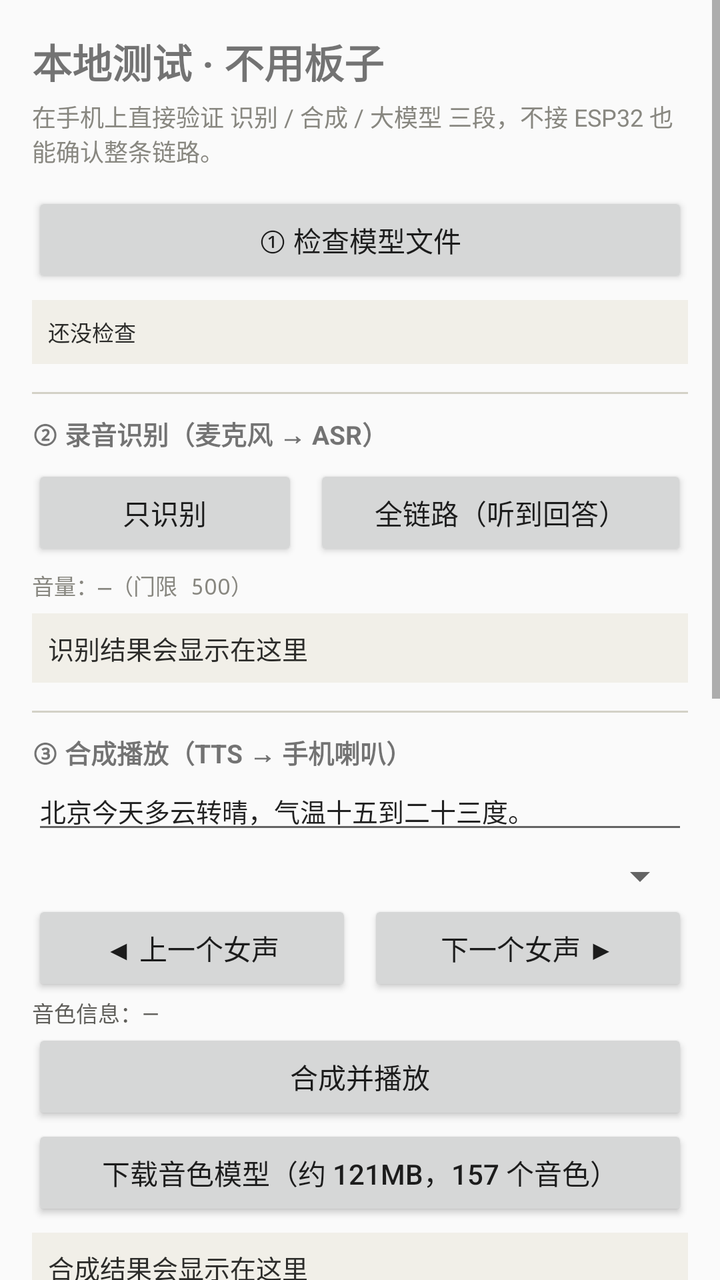
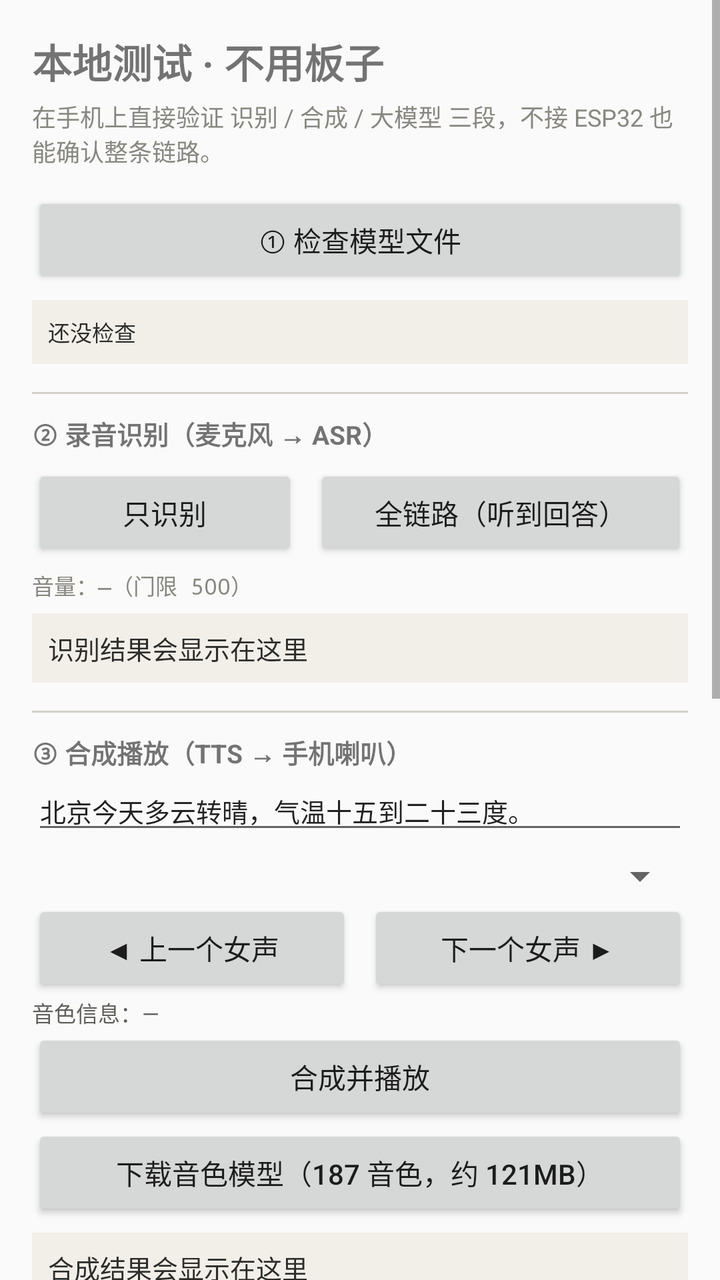

The first picture is an Android layout as it rendered before a commit; the second is the same layout after the commit. The layout source and the unified diff follow.
<!-- AndroidManifest.xml: application theme Theme.VoiceGateway -->
<!-- res/layout/activity_test.xml -->
<?xml version="1.0" encoding="utf-8"?>
<ScrollView xmlns:android="http://schemas.android.com/apk/res/android"
    android:layout_width="match_parent"
    android:layout_height="match_parent"
    android:fillViewport="true">

    <LinearLayout
        android:layout_width="match_parent"
        android:layout_height="wrap_content"
        android:orientation="vertical"
        android:padding="16dp">

        <TextView
            android:layout_width="match_parent"
            android:layout_height="wrap_content"
            android:text="本地测试 · 不用板子"
            android:textSize="20sp"
            android:textStyle="bold" />

        <TextView
            android:layout_width="match_parent"
            android:layout_height="wrap_content"
            android:layout_marginTop="4dp"
            android:text="在手机上直接验证 识别 / 合成 / 大模型 三段，不接 ESP32 也能确认整条链路。"
            android:textSize="12sp"
            android:textColor="#888780" />

        
        <Button
            android:id="@+id/btnCheck"
            android:layout_width="match_parent"
            android:layout_height="wrap_content"
            android:layout_marginTop="12dp"
            android:text="① 检查模型文件" />

        <TextView
            android:id="@+id/tvStatus"
            android:layout_width="match_parent"
            android:layout_height="wrap_content"
            android:layout_marginTop="6dp"
            android:background="#F1EFE8"
            android:fontFamily="monospace"
            android:padding="8dp"
            android:text="还没检查"
            android:textColor="#2C2C2A"
            android:textIsSelectable="true"
            android:textSize="11sp" />

        
        <View
            android:layout_width="match_parent"
            android:layout_height="1dp"
            android:layout_marginTop="14dp"
            android:background="#D3D1C7" />

        <TextView
            android:layout_width="match_parent"
            android:layout_height="wrap_content"
            android:layout_marginTop="10dp"
            android:text="② 录音识别（麦克风 → ASR）"
            android:textSize="13sp"
            android:textStyle="bold" />

        <LinearLayout
            android:layout_width="match_parent"
            android:layout_height="wrap_content"
            android:layout_marginTop="6dp"
            android:orientation="horizontal">

            <Button
                android:id="@+id/btnRecord"
                android:layout_width="0dp"
                android:layout_height="wrap_content"
                android:layout_weight="1"
                android:text="只识别" />

            <Button
                android:id="@+id/btnChain"
                android:layout_width="0dp"
                android:layout_height="wrap_content"
                android:layout_marginStart="8dp"
                android:layout_weight="1.4"
                android:text="全链路（听到回答）" />
        </LinearLayout>

        <TextView
            android:id="@+id/tvLevel"
            android:layout_width="match_parent"
            android:layout_height="wrap_content"
            android:layout_marginTop="4dp"
            android:fontFamily="monospace"
            android:text="音量：—（门限 500）"
            android:textColor="#888780"
            android:textSize="11sp" />

        <TextView
            android:id="@+id/tvAsr"
            android:layout_width="match_parent"
            android:layout_height="wrap_content"
            android:layout_marginTop="6dp"
            android:background="#F1EFE8"
            android:padding="8dp"
            android:text="识别结果会显示在这里"
            android:textColor="#2C2C2A"
            android:textIsSelectable="true"
            android:textSize="13sp" />

        
        <View
            android:layout_width="match_parent"
            android:layout_height="1dp"
            android:layout_marginTop="14dp"
            android:background="#D3D1C7" />

        <TextView
            android:layout_width="match_parent"
            android:layout_height="wrap_content"
            android:layout_marginTop="10dp"
            android:text="③ 合成播放（TTS → 手机喇叭）"
            android:textSize="13sp"
            android:textStyle="bold" />

        <EditText
            android:id="@+id/etSay"
            android:layout_width="match_parent"
            android:layout_height="wrap_content"
            android:hint="要合成的文字"
            android:inputType="text"
            android:text="北京今天多云转晴，气温十五到二十三度。"
            android:textSize="13sp" />

        <Spinner
            android:id="@+id/spVoice"
            android:layout_width="match_parent"
            android:layout_height="wrap_content"
            android:layout_marginTop="4dp" />

        <LinearLayout
            android:layout_width="match_parent"
            android:layout_height="wrap_content"
            android:orientation="horizontal">

            <Button
                android:id="@+id/btnPrevVoice"
                android:layout_width="0dp"
                android:layout_height="wrap_content"
                android:layout_weight="1"
                android:text="◀ 上一个女声" />

            <Button
                android:id="@+id/btnNextVoice"
                android:layout_width="0dp"
                android:layout_height="wrap_content"
                android:layout_marginStart="8dp"
                android:layout_weight="1"
                android:text="下一个女声 ▶" />
        </LinearLayout>

        <TextView
            android:id="@+id/tvVoiceInfo"
            android:layout_width="match_parent"
            android:layout_height="wrap_content"
            android:text="音色信息：—"
            android:textColor="#5F5E5A"
            android:textSize="11sp" />

        <Button
            android:id="@+id/btnSay"
            android:layout_width="match_parent"
            android:layout_height="wrap_content"
            android:text="合成并播放" />

        <Button
            android:id="@+id/btnDownloadVoice"
            android:layout_width="match_parent"
            android:layout_height="wrap_content"
            android:text="下载音色模型（约 121MB，157 个音色）" />

        <ProgressBar
            android:id="@+id/pbVoiceDl"
            style="?android:attr/progressBarStyleHorizontal"
            android:layout_width="match_parent"
            android:layout_height="wrap_content"
            android:max="100"
            android:progress="0"
            android:visibility="gone" />

        <TextView
            android:id="@+id/tvTts"
            android:layout_width="match_parent"
            android:layout_height="wrap_content"
            android:layout_marginTop="6dp"
            android:background="#F1EFE8"
            android:padding="8dp"
            android:text="合成结果会显示在这里"
            android:textColor="#2C2C2A"
            android:textIsSelectable="true"
            android:textSize="13sp" />

        
        <View
            android:layout_width="match_parent"
            android:layout_height="1dp"
            android:layout_marginTop="14dp"
            android:background="#D3D1C7" />

        <TextView
            android:layout_width="match_parent"
            android:layout_height="wrap_content"
            android:layout_marginTop="10dp"
            android:text="④ 大模型（用主界面保存的配置）"
            android:textSize="13sp"
            android:textStyle="bold" />

        <Button
            android:id="@+id/btnLlm"
            android:layout_width="match_parent"
            android:layout_height="wrap_content"
            android:text="发一句「你好」试试" />

        <TextView
            android:id="@+id/tvLlm"
            android:layout_width="match_parent"
            android:layout_height="wrap_content"
            android:layout_marginTop="6dp"
            android:background="#F1EFE8"
            android:padding="8dp"
            android:text="大模型回复会显示在这里"
            android:textColor="#2C2C2A"
            android:textIsSelectable="true"
            android:textSize="13sp" />

        
        <View
            android:layout_width="match_parent"
            android:layout_height="1dp"
            android:layout_marginTop="14dp"
            android:background="#D3D1C7" />

        <TextView
            android:layout_width="match_parent"
            android:layout_height="wrap_content"
            android:layout_marginTop="10dp"
            android:text="⑤ 下载模型（可换源 / 看明细）"
            android:textSize="13sp"
            android:textStyle="bold" />

        <EditText
            android:id="@+id/etMirror"
            android:layout_width="match_parent"
            android:layout_height="wrap_content"
            android:hint="自定义源（可留空，默认 hf-mirror.com）"
            android:inputType="textUri"
            android:textSize="12sp" />

        <LinearLayout
            android:layout_width="match_parent"
            android:layout_height="wrap_content"
            android:orientation="horizontal">

            <Button
                android:id="@+id/btnDownload"
                android:layout_width="0dp"
                android:layout_height="wrap_content"
                android:layout_weight="1.6"
                android:text="下载缺失的模型" />

            <Button
                android:id="@+id/btnDlCancel"
                android:layout_width="0dp"
                android:layout_height="wrap_content"
                android:layout_marginStart="8dp"
                android:layout_weight="1"
                android:enabled="false"
                android:text="取消" />
        </LinearLayout>

        <TextView
            android:id="@+id/tvDl"
            android:layout_width="match_parent"
            android:layout_height="wrap_content"
            android:layout_marginTop="6dp"
            android:background="#F1EFE8"
            android:fontFamily="monospace"
            android:minHeight="80dp"
            android:padding="8dp"
            android:text="还没检查。点上面的按钮会先列出缺哪些文件。"
            android:textColor="#2C2C2A"
            android:textIsSelectable="true"
            android:textSize="11sp" />

        
        <TextView
            android:layout_width="match_parent"
            android:layout_height="wrap_content"
            android:layout_marginTop="16dp"
            android:text="日志"
            android:textSize="13sp"
            android:textStyle="bold" />

        <TextView
            android:id="@+id/tvLog"
            android:layout_width="match_parent"
            android:layout_height="wrap_content"
            android:layout_marginTop="4dp"
            android:background="#2C2C2A"
            android:fontFamily="monospace"
            android:minHeight="120dp"
            android:padding="8dp"
            android:textColor="#E8E6DF"
            android:textIsSelectable="true"
            android:textSize="11sp" />

    </LinearLayout>
</ScrollView>
<!-- resources referenced by this layout -->
<resources>
  <style name="Theme.VoiceGateway" parent="Theme.AppCompat.Light.NoActionBar">
          <item name="android:statusBarColor">#F1EFE8</item>
          <item name="android:windowLightStatusBar">true</item>
      </style>
</resources>

<!-- the commit's change to res/layout/activity_test.xml (unified diff, before → after) -->
@@ -174,7 +174,7 @@
             android:id="@+id/btnDownloadVoice"
             android:layout_width="match_parent"
             android:layout_height="wrap_content"
-            android:text="下载音色模型（约 121MB，157 个音色）" />
+            android:text="下载音色模型（187 音色，约 121MB）" />
 
         <ProgressBar
             android:id="@+id/pbVoiceDl"
